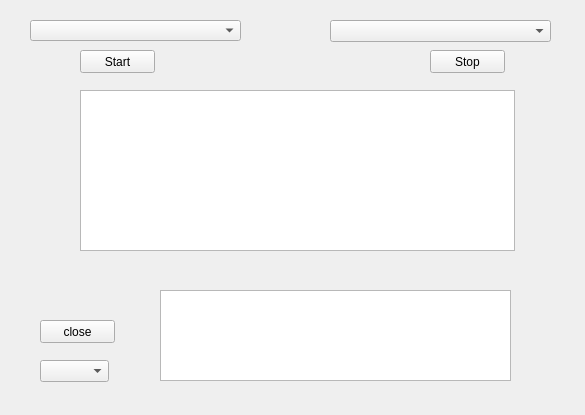
The window that widget.ui (Naxisigut/TestForAudioDevice) describes before a commit, drawn with Qt 5.
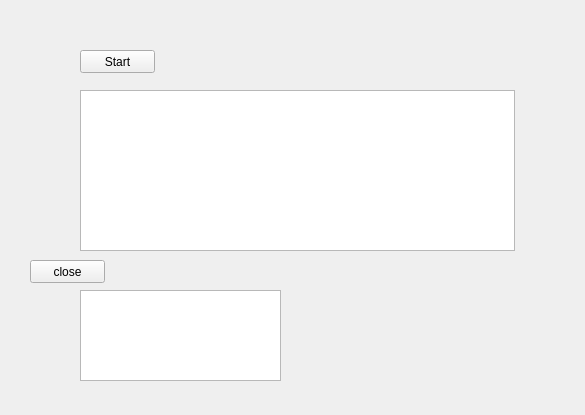
The same window after the commit.

What changed in the file:
```diff
--- a/widget.ui
+++ b/widget.ui
@@ -13,16 +13,6 @@
   <property name="windowTitle">
    <string>Widget</string>
   </property>
-  <widget class="QComboBox" name="inputListCombox">
-   <property name="geometry">
-    <rect>
-     <x>30</x>
-     <y>20</y>
-     <width>211</width>
-     <height>21</height>
-    </rect>
-   </property>
-  </widget>
   <widget class="QPushButton" name="startButton">
    <property name="geometry">
     <rect>
@@ -36,29 +26,6 @@
     <string>Start</string>
    </property>
   </widget>
-  <widget class="QPushButton" name="stopButton">
-   <property name="geometry">
-    <rect>
-     <x>430</x>
-     <y>50</y>
-     <width>75</width>
-     <height>23</height>
-    </rect>
-   </property>
-   <property name="text">
-    <string>Stop</string>
-   </property>
-  </widget>
-  <widget class="QComboBox" name="outputListCombox">
-   <property name="geometry">
-    <rect>
-     <x>330</x>
-     <y>20</y>
-     <width>221</width>
-     <height>22</height>
-    </rect>
-   </property>
-  </widget>
   <widget class="QTableView" name="tableView">
    <property name="geometry">
     <rect>
@@ -75,22 +42,12 @@
     </size>
    </property>
   </widget>
-  <widget class="QComboBox" name="portListCombox">
-   <property name="geometry">
-    <rect>
-     <x>40</x>
-     <y>360</y>
-     <width>69</width>
-     <height>22</height>
-    </rect>
-   </property>
-  </widget>
   <widget class="QTextEdit" name="textEdit">
    <property name="geometry">
     <rect>
-     <x>160</x>
+     <x>80</x>
      <y>290</y>
-     <width>351</width>
+     <width>201</width>
      <height>91</height>
     </rect>
    </property>
@@ -98,8 +55,8 @@
   <widget class="QPushButton" name="closeButton">
    <property name="geometry">
     <rect>
-     <x>40</x>
-     <y>320</y>
+     <x>30</x>
+     <y>260</y>
      <width>75</width>
      <height>23</height>
     </rect>
@@ -108,6 +65,19 @@
     <string>close</string>
    </property>
   </widget>
+  <widget class="QLabel" name="label">
+   <property name="geometry">
+    <rect>
+     <x>330</x>
+     <y>290</y>
+     <width>141</width>
+     <height>21</height>
+    </rect>
+   </property>
+   <property name="text">
+    <string/>
+   </property>
+  </widget>
  </widget>
  <resources/>
  <connections/>
```
